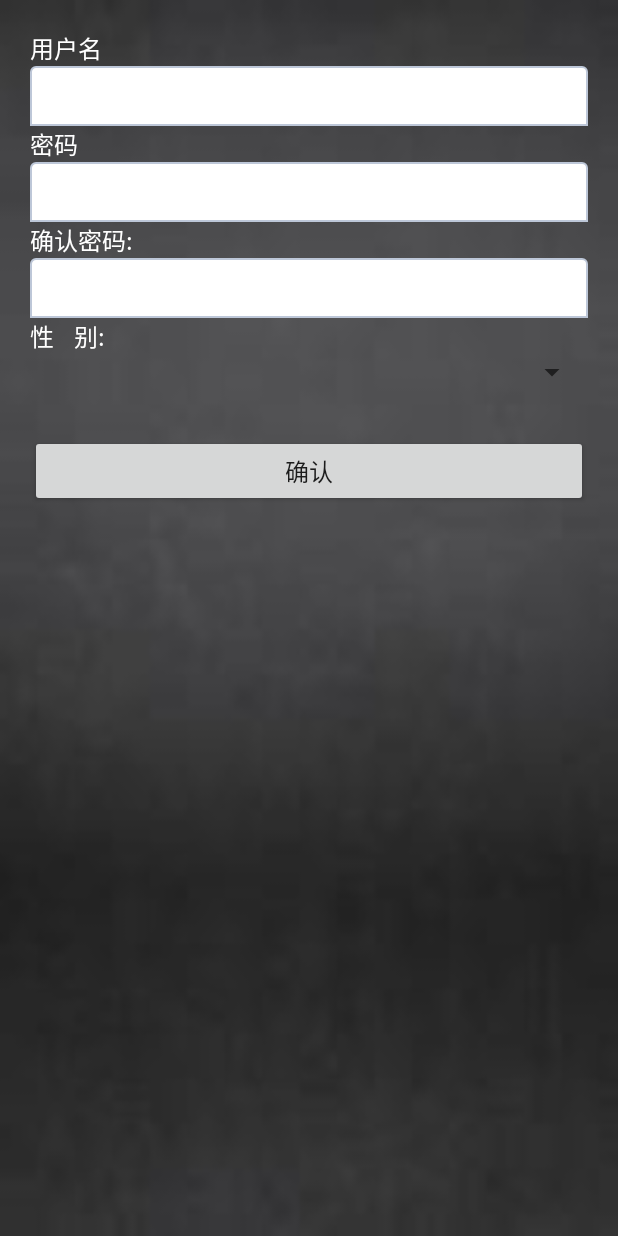
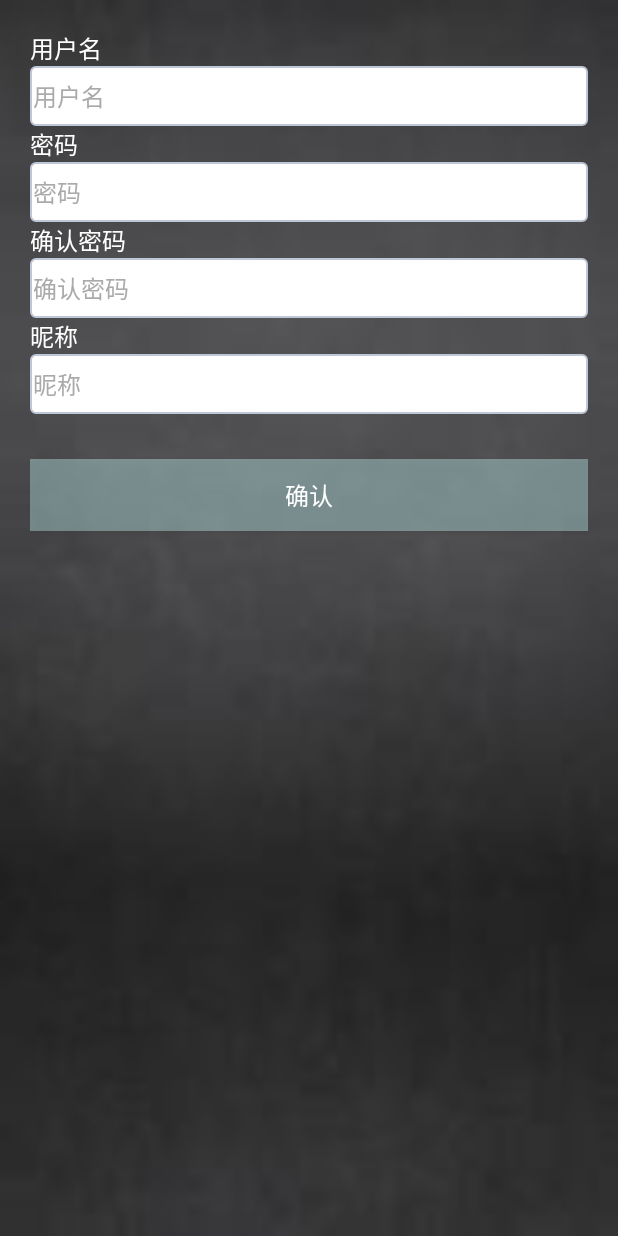
Before and after one commit to yelobee/SCNU_Sky, an Android app: the layout activity_register.xml on its own in the app's theme, with its tools: preview values and no code run, on a phone screen of 412 x 824 dp. Run offline under Robolectric (Android 15) with nearby library versions, the phone set to English and light mode, and no system bars; network calls fail.

Commit message:
修改注册界面，个人信息界面，JSON获取数据

```diff
--- a/app/src/main/java/com/example/administrator/huashixingkong/activity/ActActivity.java
+++ b/app/src/main/java/com/example/administrator/huashixingkong/activity/ActActivity.java
@@ -198,13 +198,12 @@ public class ActActivity extends ActionBarActivity {
 
         @Override
         protected Boolean doInBackground(Void... params) {
-            JsonAnalysis CommentJson = new JsonAnalysis();
             String str;
             try {
                 str = HttpHelp.GetAComment(start, (Integer) headMessage.get("activity_id"));
                 Log.d("abc",str);
                 if(str!=null) {
-                    data = CommentJson.ACommentAnalysis(str);
+                    data = JsonAnalysis.ACommentAnalysis(str);
                     Log.d("abc", data.toString());
                     if (!data.isEmpty()) {
                         Log.d("abc", "ok");
@@ -269,7 +268,7 @@ public class ActActivity extends ActionBarActivity {
                 holder = (ViewHolder)convertView.getTag();//取出ViewHolder对象
             }
             /*设置TextView显示的内容，即我们存放在动态数组中的数据*/
-            holder.title.setText(data.get(position).get("username").toString());
+            holder.title.setText(data.get(position).get("nickname").toString());
             holder.content.setText(data.get(position).get("content").toString());
             holder.time.setText(data.get(position).get("release_date").toString());
             return convertView;
--- a/app/src/main/java/com/example/administrator/huashixingkong/activity/LoginActivity.java
+++ b/app/src/main/java/com/example/administrator/huashixingkong/activity/LoginActivity.java
@@ -1,5 +1,6 @@
 package com.example.administrator.huashixingkong.activity;
 
+import android.app.ProgressDialog;
 import android.content.Context;
 import android.content.Intent;
 import android.content.SharedPreferences;
@@ -29,6 +30,7 @@ public class LoginActivity extends ActionBarActivity implements View.OnClickList
     private Button registerButton;
     private EditText textUserNumber = null;
     private EditText textPassword = null;
+    private ProgressDialog progressDialog;
     private SharedPreferences preferences;
 
     @Override
@@ -84,6 +86,7 @@ public class LoginActivity extends ActionBarActivity implements View.OnClickList
                     finish();
                     break;
             }
+            progressDialog.dismiss();
         }
     };
 
@@ -108,7 +111,8 @@ public class LoginActivity extends ActionBarActivity implements View.OnClickList
                 SharedPreferences.Editor editor = preferences.edit();
                 editor.putString("username",textUserNumber.getText().toString());
                 editor.putString("password",textPassword.getText().toString());
-                editor.commit();
+                editor.apply();
+                progressDialog = ProgressDialog.show(LoginActivity.this, "Log In...", "Please wait...", true, false);
                 Thread loginThread = new Thread(new LoginThread());
                 loginThread.start();
                 break;
--- a/app/src/main/java/com/example/administrator/huashixingkong/activity/MainActivity.java
+++ b/app/src/main/java/com/example/administrator/huashixingkong/activity/MainActivity.java
@@ -79,10 +79,10 @@ public class MainActivity extends ActionBarActivity {
     private View getTabItemView(int index){
         View view = layoutInflater.inflate(R.layout.tab_item, null);
 
-        ImageView imageView = (ImageView) view.findViewById(R.id.imageview);
+        ImageView imageView = (ImageView) view.findViewById(R.id.image_view);
         imageView.setImageResource(mImageViewArray[index]);
 
-        TextView textView = (TextView) view.findViewById(R.id.textview);
+        TextView textView = (TextView) view.findViewById(R.id.text_view);
         textView.setText(mTextViewArray[index]);
 
         return view;
--- a/app/src/main/java/com/example/administrator/huashixingkong/fragment/CommentFragment.java
+++ b/app/src/main/java/com/example/administrator/huashixingkong/fragment/CommentFragment.java
@@ -203,12 +203,11 @@ public class CommentFragment extends Fragment {
 
         @Override
         protected ArrayList<HashMap<String,Object>> doInBackground(Void... params) {
-            JsonAnalysis CommentJson = new JsonAnalysis();
             String str;
             try {
                 str = HttpHelp.SaveComment(String.valueOf(start), name);
                 if(str!=null) {
-                    data = CommentJson.MoodAnalysis(str);
+                    data = JsonAnalysis.MoodAnalysis(str);
                     Log.d("abc", data.toString());
                     if (!data.isEmpty()) {
                         Log.d("abc", "ok");
@@ -329,7 +328,7 @@ public class CommentFragment extends Fragment {
             }
             /*设置TextView显示的内容，即我们存放在动态数组中的数据*/
             holder.image.setImageResource(R.drawable.abc);
-            holder.title.setText(data.get(position).get("username").toString());
+            holder.title.setText(data.get(position).get("nickname").toString());
             holder.message.setText(data.get(position).get("content").toString());
             holder.date.setText(data.get(position).get("release_date").toString() + "发布");
             return convertView;
--- a/app/src/main/java/com/example/administrator/huashixingkong/tools/RegisterHttp.java
+++ b/app/src/main/java/com/example/administrator/huashixingkong/tools/RegisterHttp.java
@@ -26,11 +26,11 @@ import java.util.Map;
 public class RegisterHttp {
     private static final String httpUrl = "http://110.65.86.250:8080/scnu_sky/RegisterServlet";
 
-    public static String save(String username, String password, String sex) throws Exception {
+    public static String save(String username, String password, String nickname) throws Exception {
         Map<String,String> datas = new HashMap<String,String>();
         datas.put("username",username);
         datas.put("password",password);
-        datas.put("sex",sex);
+        datas.put("nickname",nickname);
         return SendPostRequest(datas);
     }
 
--- a/app/src/main/res/drawable/image_icon_background.xml
+++ b/app/src/main/res/drawable/image_icon_background.xml
@@ -1,7 +1,7 @@
 <?xml version="1.0" encoding="utf-8"?>
 <shape xmlns:android="http://schemas.android.com/apk/res/android">
     <solid
-        android:color="@android:color/white"/>
+        android:color="@android:color/transparent"/>
     <corners
         android:radius="2dp" />
     <padding
--- /dev/null
+++ b/app/src/main/res/drawable/register_edit_text_normal.xml
@@ -0,0 +1,14 @@
+<?xml version="1.0" encoding="utf-8"?>
+<shape xmlns:android="http://schemas.android.com/apk/res/android">
+    <solid android:color="#ffffff" />
+    <corners
+        android:radius="3dp"/>
+    <padding
+        android:left="2dp"
+        android:top="2dp"
+        android:right="2dp"
+        android:bottom="2dp"/>
+    <stroke
+        android:width="1dp"
+        android:color="#BDC7D8" />
+</shape>
--- a/app/src/main/res/layout/activity_login.xml
+++ b/app/src/main/res/layout/activity_login.xml
@@ -17,7 +17,6 @@
         android:drawablePadding="20dp"
         android:textColorHint="@android:color/darker_gray"
         android:background="@drawable/login_edit_text_normal"
-        android:textColor="#ffffff"
         />
     <!--
     <TextView
@@ -37,7 +36,6 @@
         android:drawablePadding="20dp"
         android:textColorHint="@android:color/darker_gray"
         android:background="@drawable/password_edit_text_normal"
-        android:textColor="#ffffff"
         android:inputType="textPassword" />
     <Button
         android:id="@+id/login"
@@ -51,8 +49,8 @@
         />
     <Button
         android:id="@+id/register"
-        android:text="@string/register"
-        android:layout_width="match_parent"
+        android:text="@string/title_activity_register"
+        android:layout_width="wrap_content"
         android:layout_height="wrap_content"
         android:background="@android:color/transparent"
         android:textSize="16sp"
--- a/app/src/main/res/layout/activity_register.xml
+++ b/app/src/main/res/layout/activity_register.xml
@@ -5,7 +5,9 @@
     android:paddingLeft="20dp"
     android:paddingRight="20dp"
     android:paddingTop="20dp"
-    android:background="@drawable/login_background">
+    android:background="@drawable/login_background"
+    android:focusable="true"
+    android:focusableInTouchMode="true">
     <TextView
         android:id="@+id/title_user_name"
         android:layout_width="match_parent"
@@ -18,9 +20,10 @@
         android:layout_width="match_parent"
         android:layout_height="40dp"
         android:textSize="16sp"
+        android:hint="@string/user_name"
+        android:drawablePadding="20dp"
         android:textColorHint="@android:color/darker_gray"
-        android:background="@drawable/login_edit_text_normal"
-        android:textColor="#ffffff"
+        android:background="@drawable/register_edit_text_normal"
         />
     <TextView
         android:id="@+id/title_password"
@@ -34,10 +37,11 @@
         android:layout_width="match_parent"
         android:layout_height="40dp"
         android:textSize="16sp"
-        android:inputType="textPassword"
+        android:hint="@string/password"
+        android:drawablePadding="20dp"
         android:textColorHint="@android:color/darker_gray"
-        android:background="@drawable/login_edit_text_normal"
-        android:textColor="#ffffff"/>
+        android:background="@drawable/register_edit_text_normal"
+        android:inputType="textPassword"/>
     <TextView
         android:id="@+id/title_check_pass"
         android:layout_width="match_parent"
@@ -50,28 +54,35 @@
         android:layout_width="match_parent"
         android:layout_height="40dp"
         android:textSize="16sp"
-        android:inputType="textPassword"
+        android:hint="@string/check_password"
+        android:drawablePadding="20dp"
         android:textColorHint="@android:color/darker_gray"
-        android:background="@drawable/login_edit_text_normal"
-        android:textColor="#ffffff"/>
+        android:background="@drawable/register_edit_text_normal"
+        android:inputType="textPassword"/>
     <TextView
-        android:id="@+id/title_sex"
+        android:id="@+id/title_nick_name"
         android:layout_width="match_parent"
         android:layout_height="wrap_content"
         android:textSize="16sp"
         android:textColor="#ffffff"
-        android:text="@string/sex"/>
-    <Spinner
-        android:id="@+id/sex"
+        android:text="@string/nick_name"/>
+    <EditText
+        android:id="@+id/nick_name"
         android:layout_width="match_parent"
-        android:layout_height="wrap_content"
-        android:spinnerMode="dropdown"
+        android:layout_height="40dp"
+        android:textSize="16sp"
+        android:hint="@string/nick_name"
+        android:drawablePadding="20dp"
+        android:textColorHint="@android:color/darker_gray"
+        android:background="@drawable/register_edit_text_normal"
         />
     <Button
         android:id="@+id/register_confirm"
         android:layout_width="match_parent"
         android:layout_height="wrap_content"
+        android:background="#60ccffff"
         android:layout_marginTop="30dp"
         android:textSize="16sp"
+        android:textColor="@drawable/register_button"
         android:text="@string/confirm"/>
 </LinearLayout>
--- a/app/src/main/res/values/strings.xml
+++ b/app/src/main/res/values/strings.xml
@@ -1,18 +1,19 @@
 <resources>
-    <string name="app_name">huashixingkong</string>
+    <string name="app_name">scnu_sky</string>
 
     <string name="hello_world">Hello world!</string>
     <string name="action_settings">Settings</string>
     <string name="title_activity_login">LoginActivity</string>
     <string name="title_activity_register">注册账号</string>
     <string name="user_name">用户名</string>
+    <string name="nick_name">昵称</string>
     <string name="password">密码</string>
-    <string name="sex">性&#160;&#160;&#160;&#160;别:</string>
-    <string name="old_password">旧密码:</string>
-    <string name="new_password">新密码:</string>
-    <string name="check_password">确认密码:</string>
+    <string name="sex">性别</string>
+    <string name="old_password">旧密码</string>
+    <string name="new_password">新密码</string>
+    <string name="check_password">确认密码</string>
     <string name="login">登录</string>
-    <string name="register">注册账号</string>
+    <string name="register">注册</string>
     <string name="confirm">确认</string>
 
 <!-- TODO: Remove or change this placeholder text -->
--- a/app/src/main/res/values/styles.xml
+++ b/app/src/main/res/values/styles.xml
@@ -6,12 +6,12 @@
         <item name="android:actionBarStyle">@style/CustomActionBar</item>
     </style>
 
-    <style name="CustomActionBar" parent="@android:style/Widget.DeviceDefault.ActionBar">
+    <style name="CustomActionBar" parent="@style/Theme.AppCompat.Light.DarkActionBar">
         <item name="android:titleTextStyle">@style/ActionBarTitle</item>
     </style>
 
-    <style name="ActionBarTitle" parent="@android:style/TextAppearance.Holo.Large">
-        <item name="android:textColor">@android:color/holo_blue_bright</item>
+    <style name="ActionBarTitle" parent="@style/TextAppearance.AppCompat.Widget.ActionBar.Title">
+        <item name="android:textColor">#abcdef</item>
         <item name="android:textSize">20sp</item>
     </style>
 
```
Also changed, not shown: app/src/main/AndroidManifest.xml (+3 -4 lines), app/src/main/java/com/example/administrator/huashixingkong/activity/DiscussPageActivity.java (+5 -6 lines), app/src/main/java/com/example/administrator/huashixingkong/activity/PersonalInformationActivity.java (+4 -4 lines), app/src/main/java/com/example/administrator/huashixingkong/activity/RegisterActivity.java (+52 -17 lines), app/src/main/java/com/example/administrator/huashixingkong/fragment/MyFragment.java (+26 -4 lines), app/src/main/java/com/example/administrator/huashixingkong/tools/JsonAnalysis.java (+17 -16 lines), app/src/main/res/layout/tab_item.xml (+5 -3 lines), app/src/main/res/drawable/nickname.png (added).
